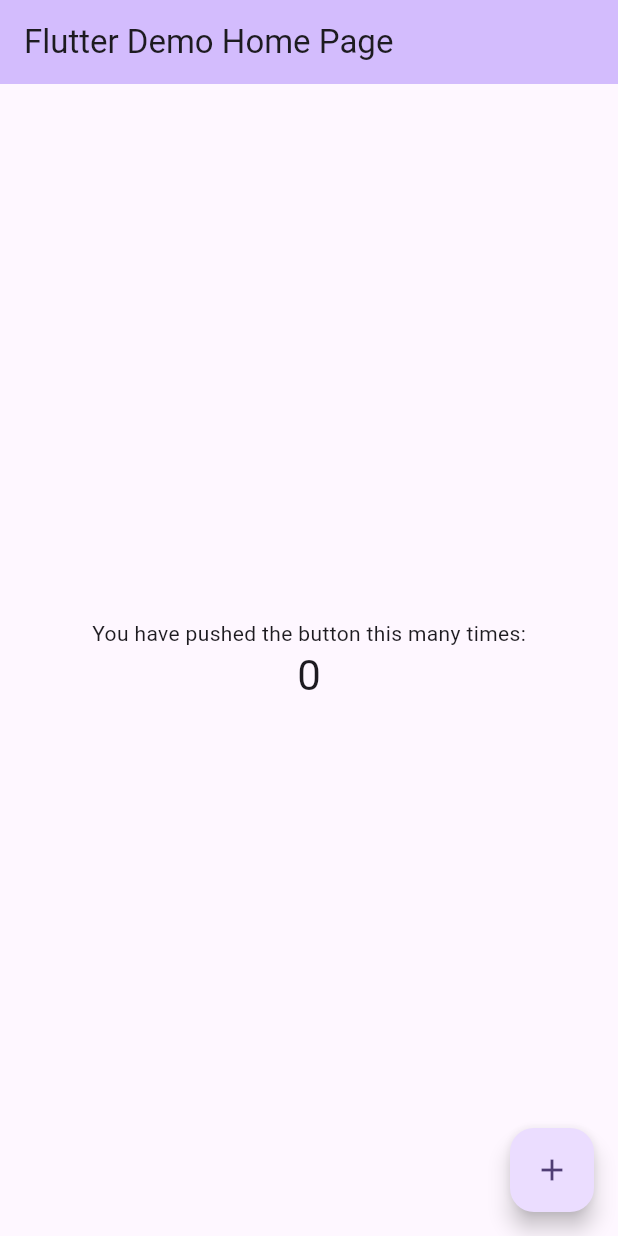
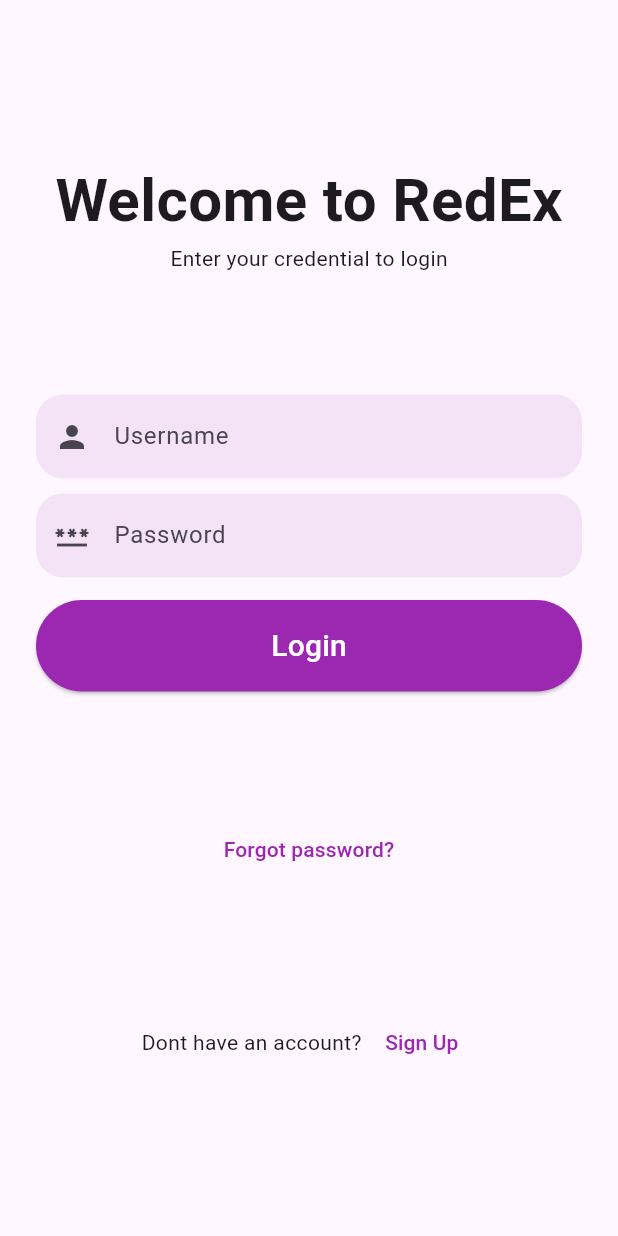
Before and after one commit to sakibul-shovon/RedEx, a Flutter app: the screen it shows after launch, on a phone screen of 412 x 824 dp. Run offline on Flutter 3.47's test engine with Material 3 defaults, Android fonts, the phone set to English and light mode, and no system bars.

Commit message:
'login-page'

```diff
--- /dev/null
+++ b/lib/loginPage.dart
@@ -0,0 +1,110 @@
+import 'package:flutter/material.dart';
+import 'signup_page.dart';
+
+class LoginPage extends StatelessWidget {
+  const LoginPage({super.key});
+
+  @override
+  Widget build(BuildContext context) {
+    return MaterialApp(
+      debugShowCheckedModeBanner: false,
+      home: Scaffold(
+        body: Container(
+          margin: const EdgeInsets.all(24),
+          child: Column(
+            mainAxisAlignment: MainAxisAlignment.spaceEvenly,
+            children: [
+              _header(context),
+              _inputField(context),
+              _forgotPassword(context),
+              _signup(context),
+            ],
+          ),
+        ),
+      ),
+    );
+  }
+
+  _header(context) {
+    return const Column(
+      children: [
+        Text(
+          "Welcome to RedEx",
+          style: TextStyle(fontSize: 40, fontWeight: FontWeight.bold),
+        ),
+        Text("Enter your credential to login"),
+      ],
+    );
+  }
+
+  _inputField(context) {
+    return Column(
+      crossAxisAlignment: CrossAxisAlignment.stretch,
+      children: [
+        TextField(
+          decoration: InputDecoration(
+              hintText: "Username",
+              border: OutlineInputBorder(
+                  borderRadius: BorderRadius.circular(18),
+                  borderSide: BorderSide.none
+              ),
+              fillColor: Colors.purple.withOpacity(0.1),
+              filled: true,
+              prefixIcon: const Icon(Icons.person)),
+        ),
+        const SizedBox(height: 10),
+        TextField(
+          decoration: InputDecoration(
+            hintText: "Password",
+            border: OutlineInputBorder(
+                borderRadius: BorderRadius.circular(18),
+                borderSide: BorderSide.none),
+            fillColor: Colors.purple.withOpacity(0.1),
+            filled: true,
+            prefixIcon: const Icon(Icons.password),
+          ),
+          obscureText: true,
+        ),
+        const SizedBox(height: 15),
+        ElevatedButton(
+          onPressed: () {
+          },
+          style: ElevatedButton.styleFrom(
+            shape: const StadiumBorder(),
+            padding: const EdgeInsets.symmetric(vertical: 16),
+            backgroundColor: Colors.purple,
+          ),
+          child: const Text(
+            "Login",
+            style: TextStyle(fontSize: 20,color: Colors.white),
+
+          ),
+        )
+      ],
+    );
+  }
+
+  _forgotPassword(context) {
+    return TextButton(
+      onPressed: () {},
+      child: const Text("Forgot password?",
+        style: TextStyle(color: Colors.purple),
+      ),
+    );
+  }
+
+  _signup(context) {
+    return Row(
+      mainAxisAlignment: MainAxisAlignment.center,
+      children: [
+        const Text("Dont have an account? "),
+        TextButton(
+            onPressed: () {
+
+            },
+            child: const Text("Sign Up", style: TextStyle(color: Colors.purple),)
+        )
+      ],
+    );
+  }
+}
--- a/lib/main.dart
+++ b/lib/main.dart
@@ -1,125 +1,16 @@
 import 'package:flutter/material.dart';
+import'loginPage.dart';
+void main() => runApp(Login());
 
-void main() {
-  runApp(const MyApp());
-}
-
-class MyApp extends StatelessWidget {
-  const MyApp({super.key});
-
-  // This widget is the root of your application.
+class Login extends StatelessWidget {
   @override
   Widget build(BuildContext context) {
     return MaterialApp(
-      title: 'Flutter Demo',
-      theme: ThemeData(
-        // This is the theme of your application.
-        //
-        // TRY THIS: Try running your application with "flutter run". You'll see
-        // the application has a purple toolbar. Then, without quitting the app,
-        // try changing the seedColor in the colorScheme below to Colors.green
-        // and then invoke "hot reload" (save your changes or press the "hot
-        // reload" button in a Flutter-supported IDE, or press "r" if you used
-        // the command line to start the app).
-        //
-        // Notice that the counter didn't reset back to zero; the application
-        // state is not lost during the reload. To reset the state, use hot
-        // restart instead.
-        //
-        // This works for code too, not just values: Most code changes can be
-        // tested with just a hot reload.
-        colorScheme: ColorScheme.fromSeed(seedColor: Colors.deepPurple),
-        useMaterial3: true,
+      theme: ThemeData.dark().copyWith(
+        primaryColor: Color(0xFF0A0E21),
+        scaffoldBackgroundColor: Color.fromRGBO(36, 39, 44, 1)
       ),
-      home: const MyHomePage(title: 'Flutter Demo Home Page'),
+      home: LoginPage(),
     );
   }
 }
-
-class MyHomePage extends StatefulWidget {
-  const MyHomePage({super.key, required this.title});
-
-  // This widget is the home page of your application. It is stateful, meaning
-  // that it has a State object (defined below) that contains fields that affect
-  // how it looks.
-
-  // This class is the configuration for the state. It holds the values (in this
-  // case the title) provided by the parent (in this case the App widget) and
-  // used by the build method of the State. Fields in a Widget subclass are
-  // always marked "final".
-
-  final String title;
-
-  @override
-  State<MyHomePage> createState() => _MyHomePageState();
-}
-
-class _MyHomePageState extends State<MyHomePage> {
-  int _counter = 0;
-
-  void _incrementCounter() {
-    setState(() {
-      // This call to setState tells the Flutter framework that something has
-      // changed in this State, which causes it to rerun the build method below
-      // so that the display can reflect the updated values. If we changed
-      // _counter without calling setState(), then the build method would not be
-      // called again, and so nothing would appear to happen.
-      _counter++;
-    });
-  }
-
-  @override
-  Widget build(BuildContext context) {
-    // This method is rerun every time setState is called, for instance as done
-    // by the _incrementCounter method above.
-    //
-    // The Flutter framework has been optimized to make rerunning build methods
-    // fast, so that you can just rebuild anything that needs updating rather
-    // than having to individually change instances of widgets.
-    return Scaffold(
-      appBar: AppBar(
-        // TRY THIS: Try changing the color here to a specific color (to
-        // Colors.amber, perhaps?) and trigger a hot reload to see the AppBar
-        // change color while the other colors stay the same.
-        backgroundColor: Theme.of(context).colorScheme.inversePrimary,
-        // Here we take the value from the MyHomePage object that was created by
-        // the App.build method, and use it to set our appbar title.
-        title: Text(widget.title),
-      ),
-      body: Center(
-        // Center is a layout widget. It takes a single child and positions it
-        // in the middle of the parent.
-        child: Column(
-          // Column is also a layout widget. It takes a list of children and
-          // arranges them vertically. By default, it sizes itself to fit its
-          // children horizontally, and tries to be as tall as its parent.
-          //
-          // Column has various properties to control how it sizes itself and
-          // how it positions its children. Here we use mainAxisAlignment to
-          // center the children vertically; the main axis here is the vertical
-          // axis because Columns are vertical (the cross axis would be
-          // horizontal).
-          //
-          // TRY THIS: Invoke "debug painting" (choose the "Toggle Debug Paint"
-          // action in the IDE, or press "p" in the console), to see the
-          // wireframe for each widget.
-          mainAxisAlignment: MainAxisAlignment.center,
-          children: <Widget>[
-            const Text(
-              'You have pushed the button this many times:',
-            ),
-            Text(
-              '$_counter',
-              style: Theme.of(context).textTheme.headlineMedium,
-            ),
-          ],
-        ),
-      ),
-      floatingActionButton: FloatingActionButton(
-        onPressed: _incrementCounter,
-        tooltip: 'Increment',
-        child: const Icon(Icons.add),
-      ), // This trailing comma makes auto-formatting nicer for build methods.
-    );
-  }
-}
```
